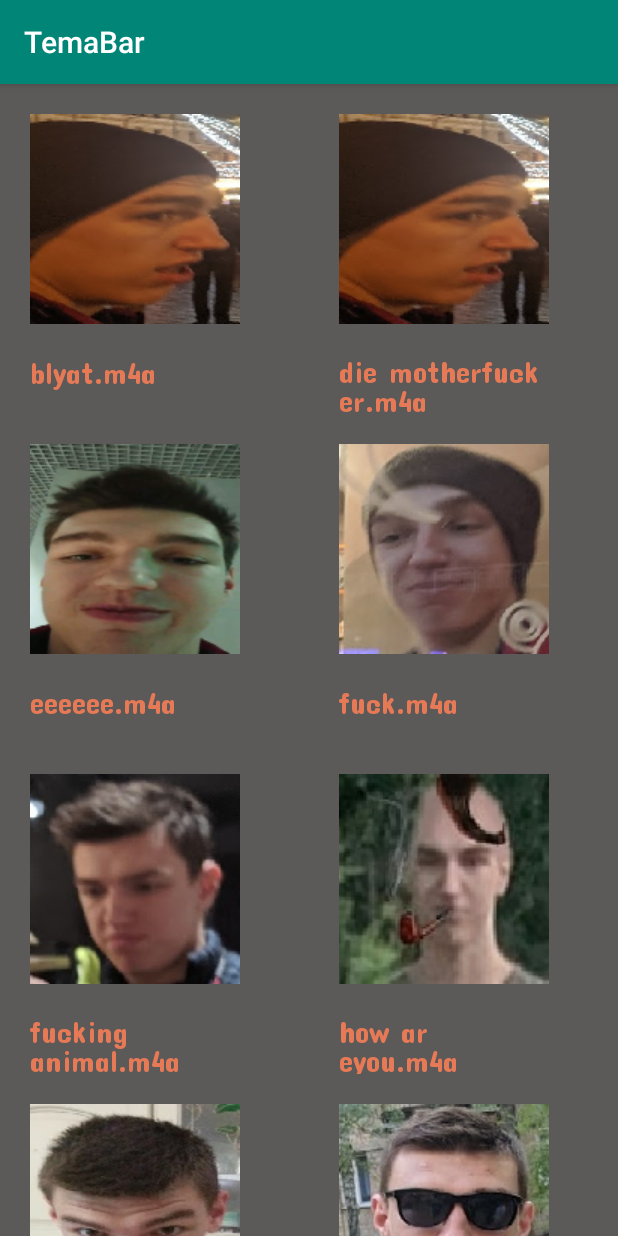
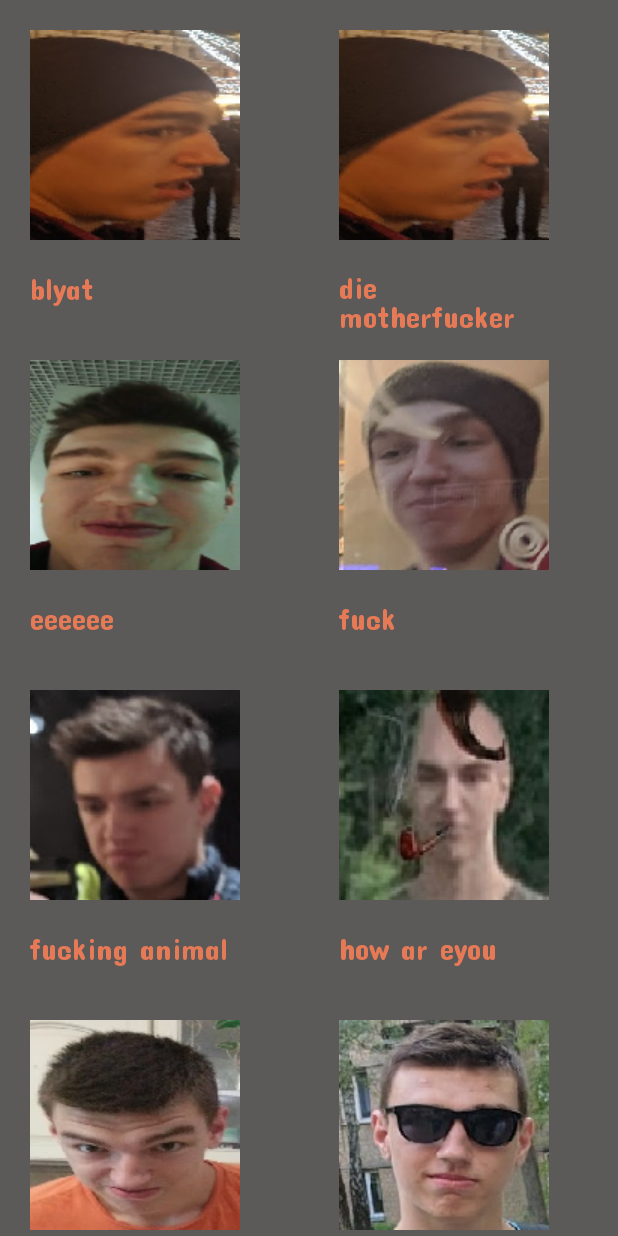
Before and after one commit to kirFish/roflSoundBar, an Android app: the screen it shows after launch (MainActivity), on a phone screen of 412 x 824 dp. Run offline under Robolectric (Android 15) with nearby library versions, the phone set to English and light mode, and no system bars.

Commit message:
removed titleBar

```diff
--- a/app/src/main/java/com/example/temasoundbar/services/ConstantsWorker.java
+++ b/app/src/main/java/com/example/temasoundbar/services/ConstantsWorker.java
@@ -17,7 +17,7 @@ public class ConstantsWorker {
             "so listen.m4a", "stupid cheater.m4a", "surrender.m4a",
             "tablyatski awaper.m4a", "ta yopto.m4a", "this is shit not a solution.m4a",
             "try rust.m4a", "understood.m4a", "what the fuck motherfucker.m4a",
-            "ya poshel.m4a", "yes ye syes.m4a", "you bledina.m4a",
+            "ya poshel.m4a", "yes yes yes.m4a", "you bledina.m4a",
             "you cant divide.m4a", "you were told to go.m4a", "you were told to go.m4a"};
 
 
@@ -28,7 +28,7 @@ public class ConstantsWorker {
         for (int i = 0; i < buttonsNumber; i++) {
             editedNames[i] = buttonsNames[i].replace(".m4a","");
         }
-        return buttonsNames;
+        return editedNames;
     }
 
     private static int[] getId(int i) {
--- a/app/src/main/res/values/styles.xml
+++ b/app/src/main/res/values/styles.xml
@@ -1,7 +1,7 @@
 <resources xmlns:tools="http://schemas.android.com/tools">
 
     <!-- Base application theme. -->
-    <style name="AppTheme" parent="Theme.AppCompat.Light.DarkActionBar">
+    <style name="AppTheme" parent="Theme.AppCompat.Light.NoActionBar">
 
         <item name="colorPrimary">@color/colorPrimary</item>
         <item name="colorPrimaryDark">@color/colorPrimaryDark</item>
```
